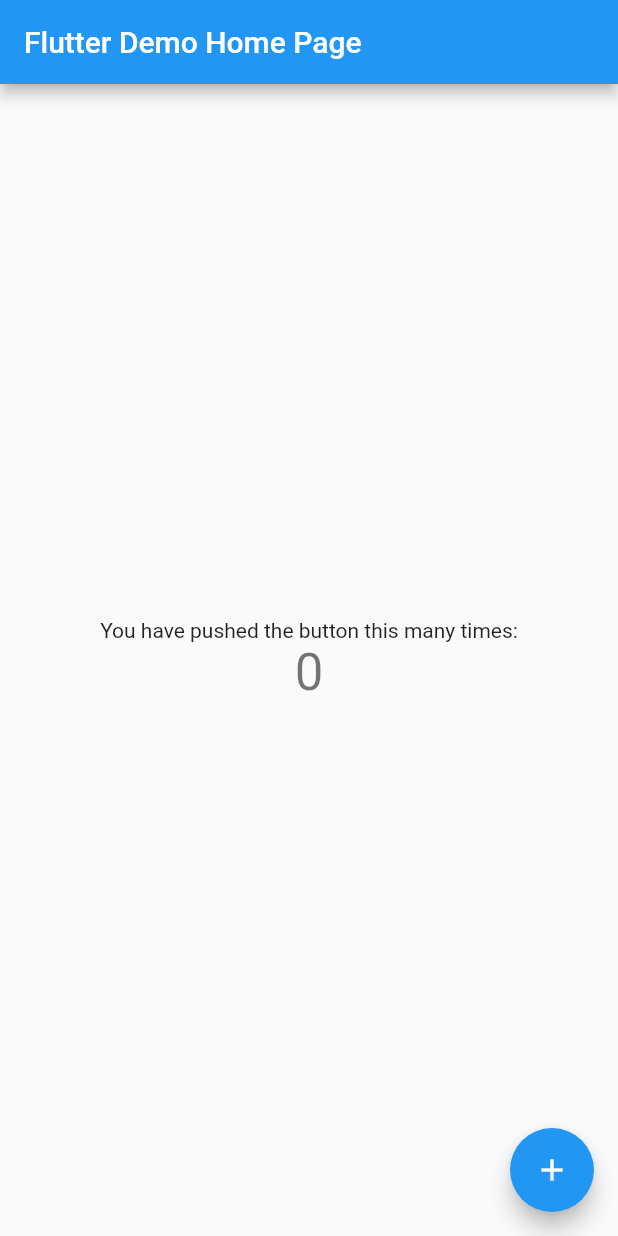
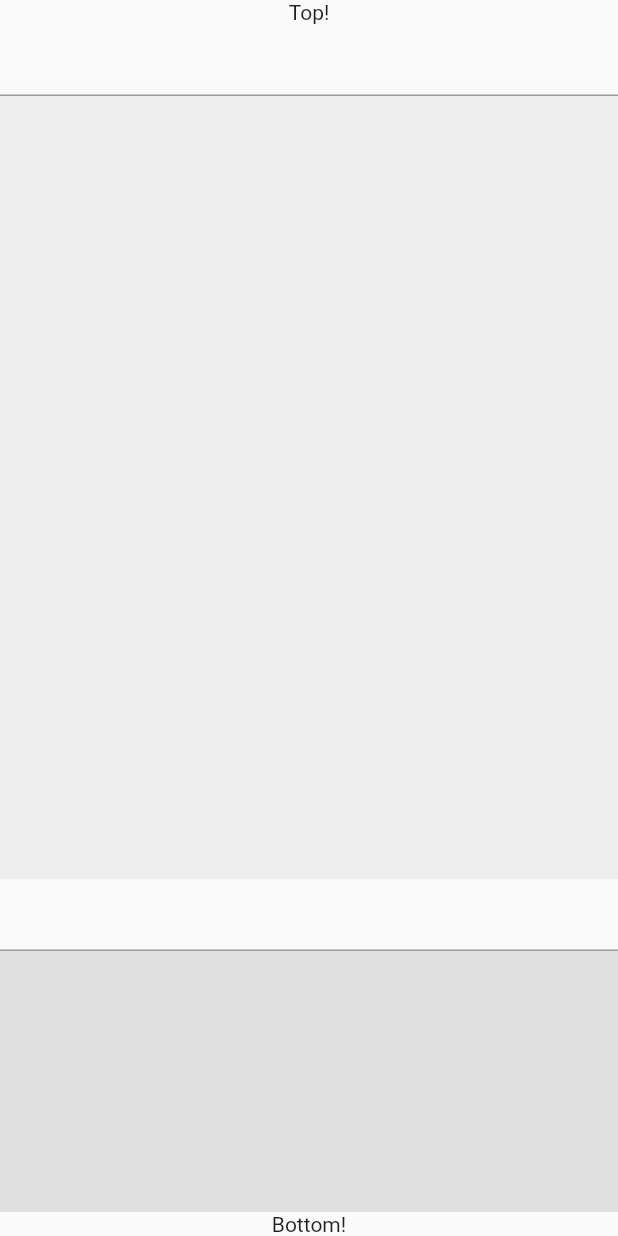
Before and after one commit to leobastiani/react-native-good-practices-keyboard-avoiding-view, a Flutter app: the screen it shows after launch, on a phone screen of 412 x 824 dp. Run offline on Flutter 3.47's test engine with Material 2 defaults, Android fonts, the phone set to English and light mode, and no system bars.

Commit message:
lib/main.dart

```diff
--- a/lib/main.dart
+++ b/lib/main.dart
@@ -10,106 +10,40 @@
   // This widget is the root of your application.
   @override
   Widget build(BuildContext context) {
-    return MaterialApp(
+    return const MaterialApp(
       title: 'Flutter Demo',
-      theme: ThemeData(
-        // This is the theme of your application.
-        //
-        // Try running your application with "flutter run". You'll see the
-        // application has a blue toolbar. Then, without quitting the app, try
-        // changing the primarySwatch below to Colors.green and then invoke
-        // "hot reload" (press "r" in the console where you ran "flutter run",
-        // or simply save your changes to "hot reload" in a Flutter IDE).
-        // Notice that the counter didn't reset back to zero; the application
-        // is not restarted.
-        primarySwatch: Colors.blue,
-      ),
-      home: const MyHomePage(title: 'Flutter Demo Home Page'),
+      home: MyHomePage(),
     );
   }
 }
 
-class MyHomePage extends StatefulWidget {
-  const MyHomePage({super.key, required this.title});
-
-  // This widget is the home page of your application. It is stateful, meaning
-  // that it has a State object (defined below) that contains fields that affect
-  // how it looks.
-
-  // This class is the configuration for the state. It holds the values (in this
-  // case the title) provided by the parent (in this case the App widget) and
-  // used by the build method of the State. Fields in a Widget subclass are
-  // always marked "final".
-
-  final String title;
-
-  @override
-  State<MyHomePage> createState() => _MyHomePageState();
-}
-
-class _MyHomePageState extends State<MyHomePage> {
-  int _counter = 0;
-
-  void _incrementCounter() {
-    setState(() {
-      // This call to setState tells the Flutter framework that something has
-      // changed in this State, which causes it to rerun the build method below
-      // so that the display can reflect the updated values. If we changed
-      // _counter without calling setState(), then the build method would not be
-      // called again, and so nothing would appear to happen.
-      _counter++;
-    });
-  }
+class MyHomePage extends StatelessWidget {
+  const MyHomePage({super.key});
 
   @override
   Widget build(BuildContext context) {
-    // This method is rerun every time setState is called, for instance as done
-    // by the _incrementCounter method above.
-    //
-    // The Flutter framework has been optimized to make rerunning build methods
-    // fast, so that you can just rebuild anything that needs updating rather
-    // than having to individually change instances of widgets.
     return Scaffold(
-      appBar: AppBar(
-        // Here we take the value from the MyHomePage object that was created by
-        // the App.build method, and use it to set our appbar title.
-        title: Text(widget.title),
-      ),
-      body: Center(
-        // Center is a layout widget. It takes a single child and positions it
-        // in the middle of the parent.
-        child: Column(
-          // Column is also a layout widget. It takes a list of children and
-          // arranges them vertically. By default, it sizes itself to fit its
-          // children horizontally, and tries to be as tall as its parent.
-          //
-          // Invoke "debug painting" (press "p" in the console, choose the
-          // "Toggle Debug Paint" action from the Flutter Inspector in Android
-          // Studio, or the "Toggle Debug Paint" command in Visual Studio Code)
-          // to see the wireframe for each widget.
-          //
-          // Column has various properties to control how it sizes itself and
-          // how it positions its children. Here we use mainAxisAlignment to
-          // center the children vertically; the main axis here is the vertical
-          // axis because Columns are vertical (the cross axis would be
-          // horizontal).
-          mainAxisAlignment: MainAxisAlignment.center,
-          children: <Widget>[
-            const Text(
-              'You have pushed the button this many times:',
+      body: SafeArea(
+          child: Column(
+        children: [
+          const Text('Top!'),
+          const TextField(),
+          Expanded(
+            flex: 3,
+            child: Container(
+              color: Colors.grey.shade200,
             ),
-            Text(
-              '$_counter',
-              style: Theme.of(context).textTheme.headlineMedium,
+          ),
+          const TextField(),
+          Expanded(
+            flex: 1,
+            child: Container(
+              color: Colors.grey.shade300,
             ),
-          ],
-        ),
-      ),
-      floatingActionButton: FloatingActionButton(
-        onPressed: _incrementCounter,
-        tooltip: 'Increment',
-        child: const Icon(Icons.add),
-      ), // This trailing comma makes auto-formatting nicer for build methods.
+          ),
+          const Text('Bottom!')
+        ],
+      )),
     );
   }
 }
```
